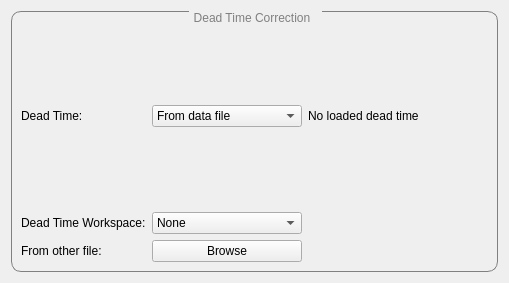
Old version of the form scripts/Muon/GUI/Common/corrections_tab_widget/dead_time_corrections_view.ui in the repository mantidproject/mantid.
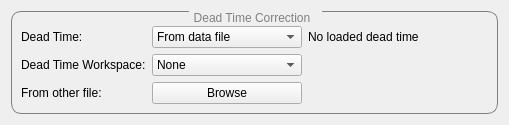
New version of the form.

Commit message: Refs #31814. Remove dead time correction widget from home tab.

```diff
--- a/scripts/Muon/GUI/Common/corrections_tab_widget/dead_time_corrections_view.ui
+++ b/scripts/Muon/GUI/Common/corrections_tab_widget/dead_time_corrections_view.ui
@@ -41,14 +41,14 @@
       <property name="topMargin">
        <number>14</number>
       </property>
-      <item row="1" column="0">
+      <item row="2" column="0">
        <widget class="QLabel" name="dead_time_workspace_label">
         <property name="text">
          <string>Dead Time Workspace:</string>
         </property>
        </widget>
       </item>
-      <item row="1" column="1">
+      <item row="2" column="1">
        <widget class="QComboBox" name="dead_time_workspace_selector">
         <property name="toolTip">
          <string>Select a table which is loaded into the ADS.</string>
@@ -60,20 +60,56 @@
         </item>
        </widget>
       </item>
-      <item row="0" column="2">
-       <widget class="QLabel" name="dead_time_info_label">
-        <property name="minimumSize">
+      <item row="2" column="2">
+       <spacer name="dead_time_workspace_spacer">
+        <property name="orientation">
+         <enum>Qt::Horizontal</enum>
+        </property>
+        <property name="sizeType">
+         <enum>QSizePolicy::Fixed</enum>
+        </property>
+        <property name="sizeHint" stdset="0">
          <size>
           <width>180</width>
-          <height>180</height>
+          <height>20</height>
          </size>
         </property>
+       </spacer>
+      </item>
+      <item row="3" column="1">
+       <widget class="QPushButton" name="dead_time_browse_button">
+        <property name="toolTip">
+         <string>&lt;html&gt;&lt;head/&gt;&lt;body&gt;&lt;p&gt;Browse for a .nxs file to load dead times from. If valid, the dead times will be saved as a table, and automatically selected as the dead time for the current data.&lt;/p&gt;&lt;/body&gt;&lt;/html&gt;</string>
+        </property>
         <property name="text">
-         <string>No loaded dead time</string>
+         <string>Browse</string>
         </property>
        </widget>
       </item>
-      <item row="0" column="1">
+      <item row="3" column="2">
+       <spacer name="dead_time_browse_spacer">
+        <property name="orientation">
+         <enum>Qt::Horizontal</enum>
+        </property>
+        <property name="sizeType">
+         <enum>QSizePolicy::Fixed</enum>
+        </property>
+        <property name="sizeHint" stdset="0">
+         <size>
+          <width>180</width>
+          <height>20</height>
+         </size>
+        </property>
+       </spacer>
+      </item>
+      <item row="3" column="0">
+       <widget class="QLabel" name="dead_time_other_file_label">
+        <property name="text">
+         <string>From other file:</string>
+        </property>
+       </widget>
+      </item>
+      <item row="1" column="1">
        <widget class="QComboBox" name="dead_time_from_selector">
         <item>
          <property name="text">
@@ -97,62 +133,26 @@
         </item>
        </widget>
       </item>
-      <item row="0" column="0">
+      <item row="1" column="2">
+       <widget class="QLabel" name="dead_time_info_label">
+        <property name="minimumSize">
+         <size>
+          <width>180</width>
+          <height>0</height>
+         </size>
+        </property>
+        <property name="text">
+         <string>No loaded dead time</string>
+        </property>
+       </widget>
+      </item>
+      <item row="1" column="0">
        <widget class="QLabel" name="dead_time_label">
         <property name="text">
          <string>Dead Time:</string>
         </property>
        </widget>
       </item>
-      <item row="2" column="0">
-       <widget class="QLabel" name="dead_time_other_file_label">
-        <property name="text">
-         <string>From other file:</string>
-        </property>
-       </widget>
-      </item>
-      <item row="2" column="1">
-       <widget class="QPushButton" name="dead_time_browse_button">
-        <property name="toolTip">
-         <string>&lt;html&gt;&lt;head/&gt;&lt;body&gt;&lt;p&gt;Browse for a .nxs file to load dead times from. If valid, the dead times will be saved as a table, and automatically selected as the dead time for the current data.&lt;/p&gt;&lt;/body&gt;&lt;/html&gt;</string>
-        </property>
-        <property name="text">
-         <string>Browse</string>
-        </property>
-       </widget>
-      </item>
-      <item row="1" column="2">
-       <spacer name="dead_time_workspace_spacer">
-        <property name="orientation">
-         <enum>Qt::Horizontal</enum>
-        </property>
-        <property name="sizeType">
-         <enum>QSizePolicy::Fixed</enum>
-        </property>
-        <property name="sizeHint" stdset="0">
-         <size>
-          <width>180</width>
-          <height>20</height>
-         </size>
-        </property>
-       </spacer>
-      </item>
-      <item row="2" column="2">
-       <spacer name="dead_time_browse_spacer">
-        <property name="orientation">
-         <enum>Qt::Horizontal</enum>
-        </property>
-        <property name="sizeType">
-         <enum>QSizePolicy::Fixed</enum>
-        </property>
-        <property name="sizeHint" stdset="0">
-         <size>
-          <width>180</width>
-          <height>20</height>
-         </size>
-        </property>
-       </spacer>
-      </item>
      </layout>
     </widget>
    </item>
```
The commit also changes 8 other files.
